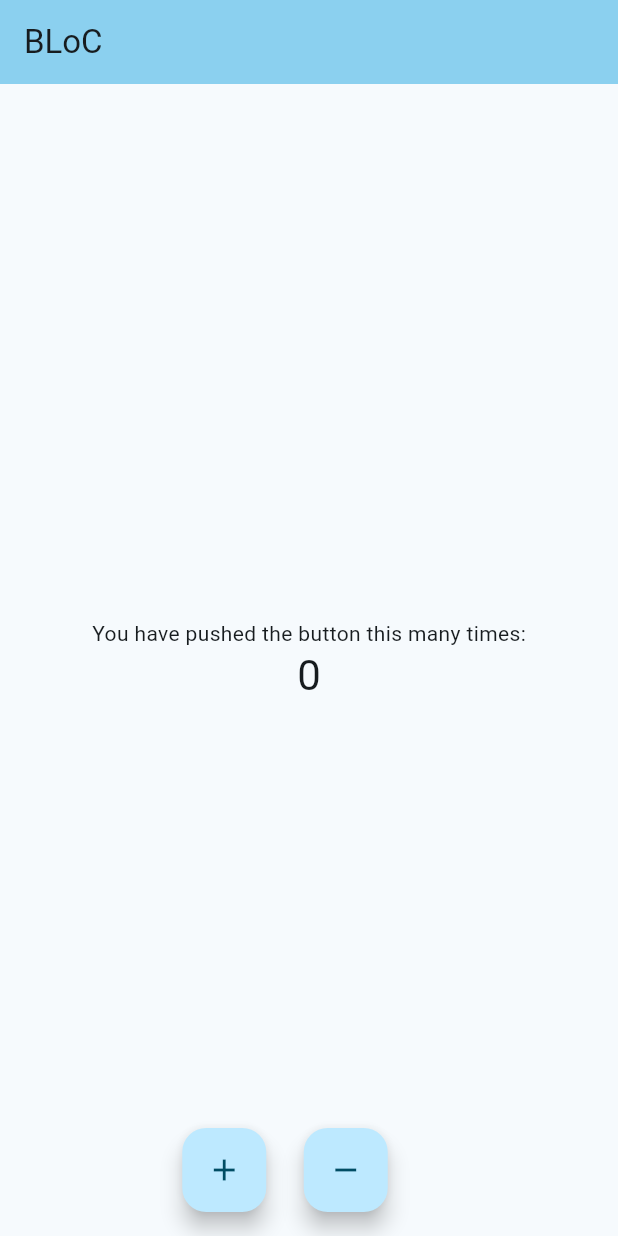
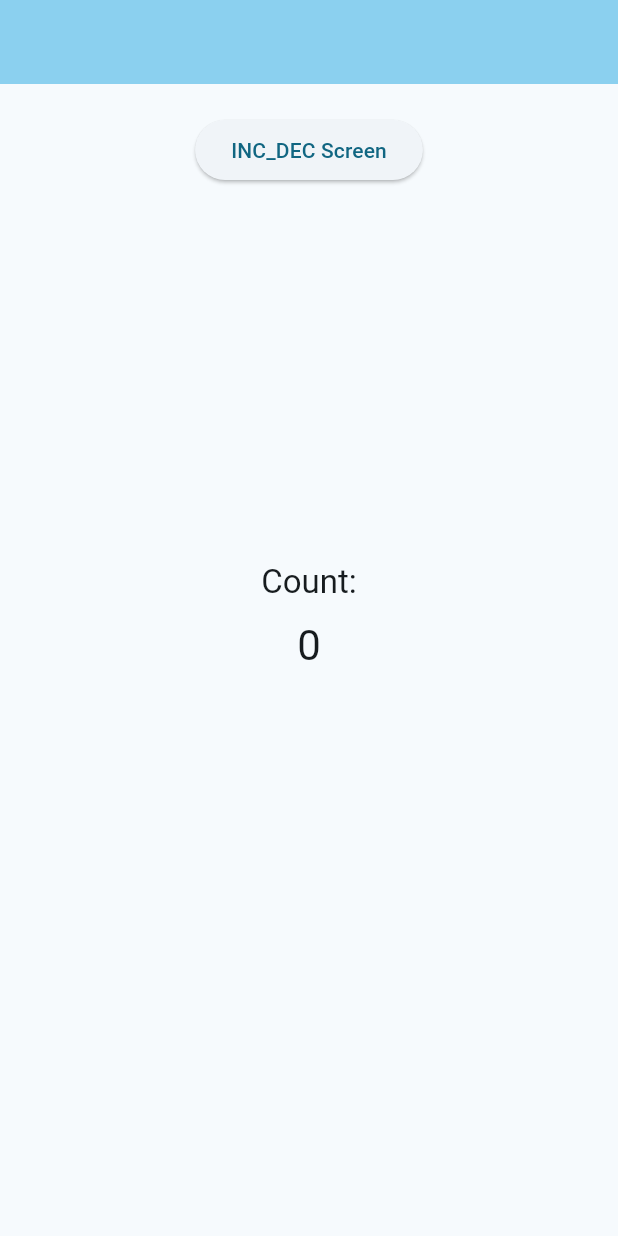
Before and after one commit to Siddiqui145/counter_cubit_bloc, a Flutter app: the screen it shows after launch, on a phone screen of 412 x 824 dp. Run offline on Flutter 3.47's test engine with Material 3 defaults, Android fonts, the phone set to English and light mode, and no system bars; our stand-ins replace flutter_bloc.

Commit message:
BlocProvider for state management

```diff
--- a/lib/main.dart
+++ b/lib/main.dart
@@ -1,4 +1,5 @@
 import 'package:bloc_cubit_provider/cubit/counter_cubit.dart';
+import 'package:bloc_cubit_provider/screens/home_screen.dart';
 import 'package:flutter/material.dart';
 import 'package:flutter_bloc/flutter_bloc.dart';
 
@@ -12,72 +13,16 @@ class MyApp extends StatelessWidget {
 
   @override
   Widget build(BuildContext context) {
-    return MaterialApp(
-      title: 'Flutter Demo',
-      theme: ThemeData(
-        colorScheme: ColorScheme.fromSeed(seedColor: Colors.blueGrey),
-        useMaterial3: true,
+    return BlocProvider(
+      create: (_) => CounterCubit(), //create is a must & here we write our Cubit name
+      child: MaterialApp(
+        title: 'Flutter Demo',
+        theme: ThemeData(
+          colorScheme: ColorScheme.fromSeed(seedColor: Colors.blueGrey),
+          useMaterial3: true,
+        ),
+        home: const MyHomePage(),
       ),
-      home: const MyHomePage(title: 'BLoC'),
     );
   }
 }
-
-class MyHomePage extends StatefulWidget {
-  const MyHomePage({super.key, required this.title});
-  final String title;
-
-  @override
-  State<MyHomePage> createState() => _MyHomePageState();
-}
-
-class _MyHomePageState extends State<MyHomePage> {
-final counter = CounterCubit().state;
-final counterCubit = CounterCubit();
-
-  @override
-  Widget build(BuildContext context) {
-
-        return Scaffold(
-          appBar: AppBar(
-            backgroundColor: Theme.of(context).colorScheme.inversePrimary,
-            title: Text(widget.title),
-          ),
-          body: Center(
-            child: Column(
-              mainAxisAlignment: MainAxisAlignment.center,
-              children: <Widget>[
-                const Text(
-                  'You have pushed the button this many times:',
-                ),
-                BlocBuilder<CounterCubit, int>(
-                  bloc: counterCubit,
-                  builder: (context, counter) {
-                    return Text(
-                      '$counter',
-                      style: Theme.of(context).textTheme.headlineMedium,
-                    );
-                  }
-                ),
-              ],
-            ),
-          ),
-          floatingActionButton: Row(
-            mainAxisAlignment: MainAxisAlignment.center,
-            children: [
-              FloatingActionButton(
-                onPressed: () => counterCubit.increment(),
-                tooltip: 'Increment',
-                child: const Icon(Icons.add),
-              ),
-              const SizedBox(width: 25,),
-              FloatingActionButton(
-                onPressed: () => counterCubit.decrement(),
-                tooltip: 'Decrement',
-                child: const Icon(Icons.remove),
-              ),
-            ],
-          ),
-        );
-      }
-  }
--- /dev/null
+++ b/lib/screens/home_screen.dart
@@ -0,0 +1,52 @@
+import 'package:bloc_cubit_provider/cubit/counter_cubit.dart';
+import 'package:bloc_cubit_provider/screens/inc_dec_screen.dart';
+import 'package:flutter/material.dart';
+import 'package:flutter_bloc/flutter_bloc.dart';
+
+class MyHomePage extends StatefulWidget {
+  const MyHomePage({super.key});
+
+  @override
+  State<MyHomePage> createState() => _MyHomePageState();
+}
+
+class _MyHomePageState extends State<MyHomePage> {
+final counter = CounterCubit().state;
+//final counterCubit = CounterCubit();
+
+
+
+  @override
+  Widget build(BuildContext context) {
+    final counterCubit = BlocProvider.of<CounterCubit>(context);
+
+        return Scaffold(
+          appBar: AppBar(
+            backgroundColor: Theme.of(context).colorScheme.inversePrimary,
+          ),
+          body: Center(
+            child: Column(
+              mainAxisAlignment: MainAxisAlignment.start,
+              children: <Widget>[
+                const SizedBox(height: 20,),
+                 ElevatedButton(onPressed: () => Navigator.push(context, MaterialPageRoute(builder: (context) => IncDecScreen())), child: Text('INC_DEC Screen')),
+                 const SizedBox(height: 250,),
+                 Text(
+                  'Count:',style: Theme.of(context).textTheme.titleLarge,
+                ),
+                const SizedBox(height: 10,),
+                BlocBuilder<CounterCubit, int>(
+                  bloc: counterCubit,
+                  builder: (context, counter) {
+                    return Text(
+                      '$counter',
+                      style: Theme.of(context).textTheme.headlineMedium,
+                    );
+                  }
+                ),
+              ],
+            ),
+          ),
+        );
+      }
+  }
```
Also changed, not shown: lib/screens/inc_dec_screen.dart (added, +45 -0 lines).
